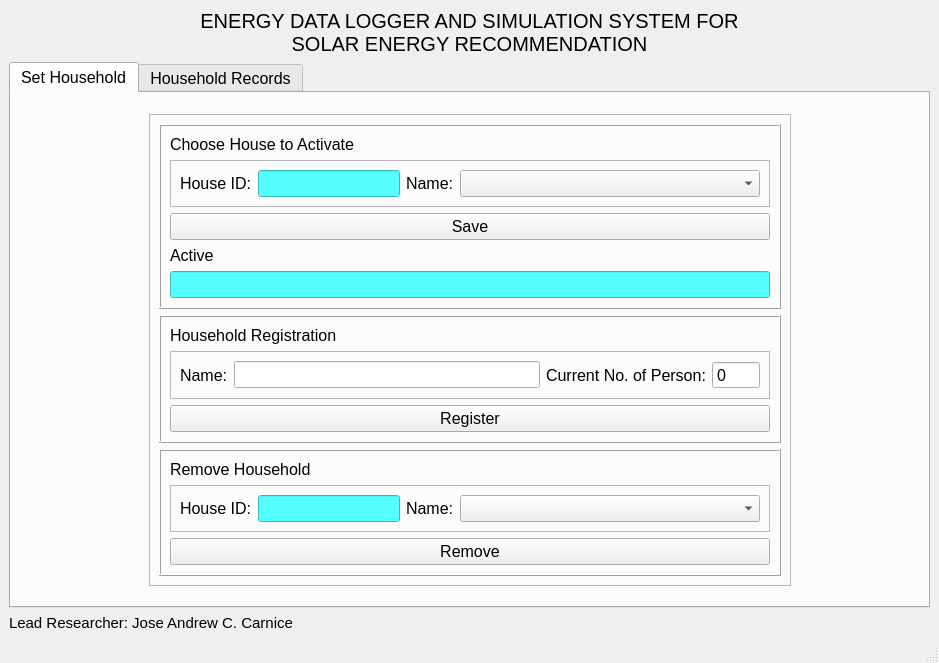
Qt form ui/interface_ui.ui (Chan-Bill/Energy-Data-Logger) before a commit.
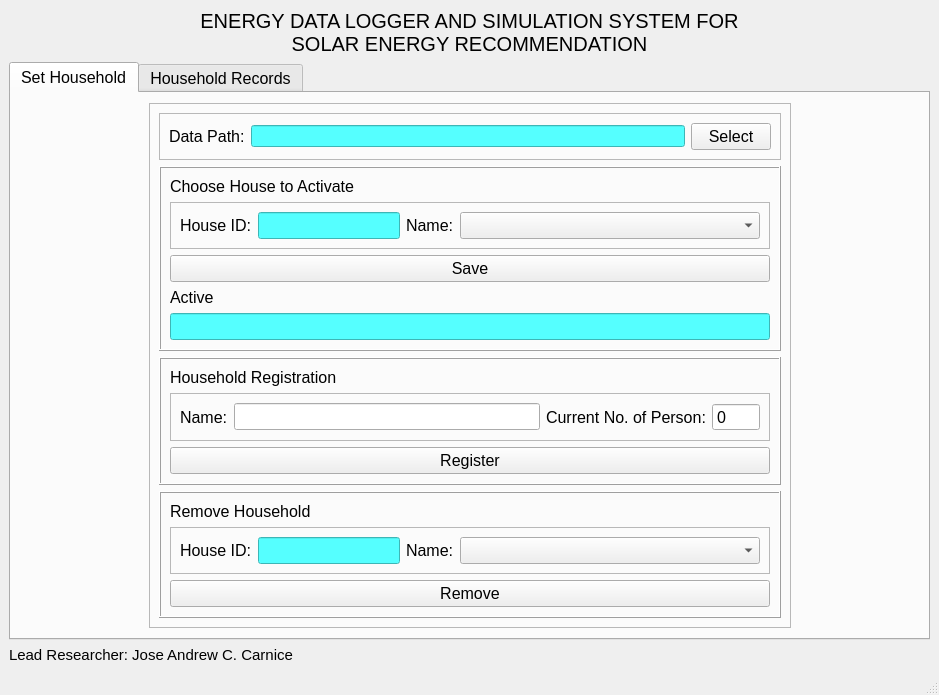
The same form after that commit. The open tabs and pages were chosen to show the change.

The edit to the form file:
```diff
--- a/ui/interface_ui.ui
+++ b/ui/interface_ui.ui
@@ -81,6 +81,43 @@
            <enum>QFrame::Raised</enum>
           </property>
           <layout class="QVBoxLayout" name="verticalLayout_6">
+           <item>
+            <widget class="QFrame" name="frame_13">
+             <property name="frameShape">
+              <enum>QFrame::StyledPanel</enum>
+             </property>
+             <property name="frameShadow">
+              <enum>QFrame::Raised</enum>
+             </property>
+             <layout class="QHBoxLayout" name="horizontalLayout_9">
+              <item>
+               <widget class="QLabel" name="label_17">
+                <property name="text">
+                 <string>Data Path:</string>
+                </property>
+               </widget>
+              </item>
+              <item>
+               <widget class="QLineEdit" name="lineEdit_6">
+                <property name="styleSheet">
+                 <string notr="true">background-color: rgb(85, 255, 255);
+color: rgb(0, 0, 0);</string>
+                </property>
+                <property name="readOnly">
+                 <bool>true</bool>
+                </property>
+               </widget>
+              </item>
+              <item>
+               <widget class="QPushButton" name="pushButton">
+                <property name="text">
+                 <string>Select</string>
+                </property>
+               </widget>
+              </item>
+             </layout>
+            </widget>
+           </item>
            <item>
             <widget class="QFrame" name="frame_4">
              <property name="frameShape">
```
Left out of the diff: 2 changed lines with no effect on the pictures.
